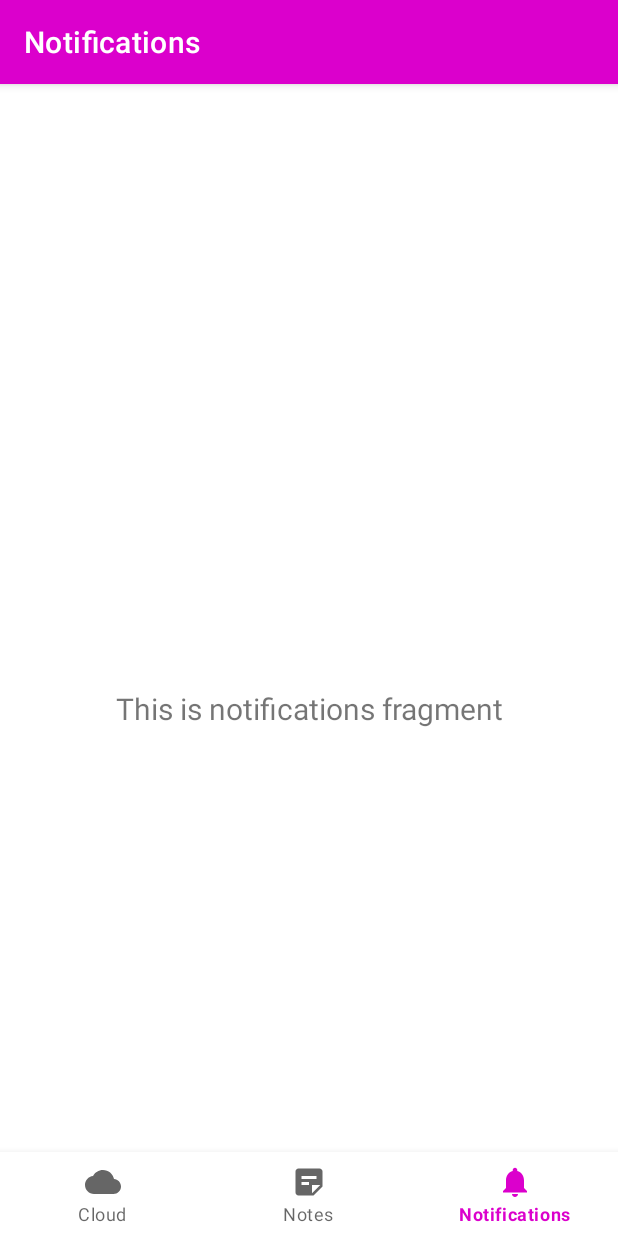
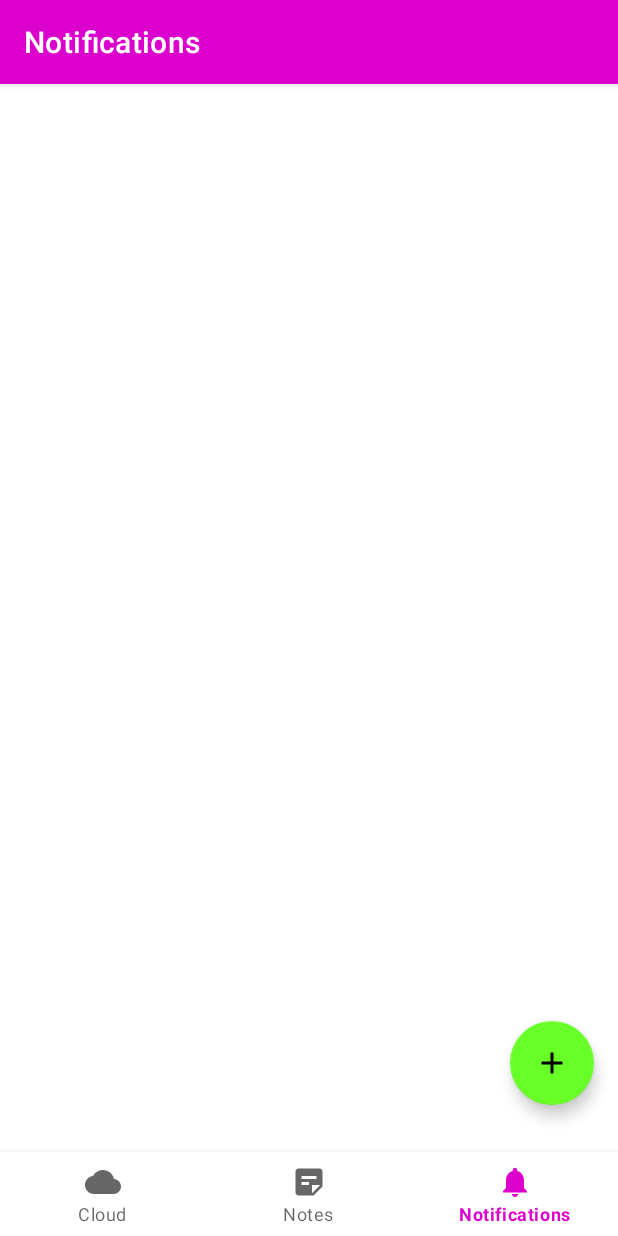
Before and after one commit to rojasruiz/CoolNotes, an Android app: the NotificationsFragment screen opened through its navigation route, on a phone screen of 412 x 824 dp. Run offline under Robolectric (Android 15) with nearby library versions, the phone set to English and light mode, and no system bars; our stand-ins replace navigation-ui; libraries missing offline, so code that uses them is left out: jp.wasabeef.recyclerview; 1 statement that could not run was skipped.

Commit message:
Notifications fragment init

```diff
--- a/app/src/main/java/com/alejandro/coolnotes/ui/dashboard/DashboardFragment.java
+++ b/app/src/main/java/com/alejandro/coolnotes/ui/dashboard/DashboardFragment.java
@@ -115,7 +115,6 @@ public class DashboardFragment extends Fragment {
 
     private void setUpRecycler() {
 
-        //TODO change input list
         recycler = view.findViewById(R.id.recycler_notes);
         StaggeredGridLayoutManager mLayout = new StaggeredGridLayoutManager(2,1);
         recycler.setLayoutManager(mLayout);
--- a/app/src/main/java/com/alejandro/coolnotes/ui/notifications/NotificationsFragment.java
+++ b/app/src/main/java/com/alejandro/coolnotes/ui/notifications/NotificationsFragment.java
@@ -1,5 +1,6 @@
 package com.alejandro.coolnotes.ui.notifications;
 
+import android.app.Activity;
 import android.os.Bundle;
 import android.view.LayoutInflater;
 import android.view.View;
@@ -9,12 +10,21 @@ import android.widget.TextView;
 import androidx.annotation.NonNull;
 import androidx.fragment.app.Fragment;
 import androidx.lifecycle.ViewModelProvider;
+import androidx.recyclerview.widget.RecyclerView;
 
+import com.alejandro.coolnotes.MainActivity;
+import com.alejandro.coolnotes.PersistenceVault;
 import com.alejandro.coolnotes.databinding.FragmentNotificationsBinding;
+import com.google.android.material.floatingactionbutton.FloatingActionButton;
 
 public class NotificationsFragment extends Fragment {
 
     private FragmentNotificationsBinding binding;
+    private Activity main;
+    private PersistenceVault vault;
+    private RecyclerView recycler;
+    private FloatingActionButton fab;
+
 
     public View onCreateView(@NonNull LayoutInflater inflater,
                              ViewGroup container, Bundle savedInstanceState) {
@@ -24,9 +34,24 @@ public class NotificationsFragment extends Fragment {
         binding = FragmentNotificationsBinding.inflate(inflater, container, false);
         View root = binding.getRoot();
 
-        final TextView textView = binding.textNotifications;
-        notificationsViewModel.getText().observe(getViewLifecycleOwner(), textView::setText);
+        //Persistence
+        main = getActivity();
+        vault = new PersistenceVault(main.getFilesDir());
+
         return root;
+    }
+
+    @Override
+    public void onStart() {
+        super.onStart();
+        setUpRecycler();
+        configureButton();
+    }
+
+    private void configureButton() {
+    }
+
+    private void setUpRecycler() {
     }
 
     @Override
--- a/app/src/main/java/com/alejandro/coolnotes/ui/notifications/NotificationsViewModel.java
+++ b/app/src/main/java/com/alejandro/coolnotes/ui/notifications/NotificationsViewModel.java
@@ -6,14 +6,7 @@ import androidx.lifecycle.ViewModel;
 
 public class NotificationsViewModel extends ViewModel {
 
-    private final MutableLiveData<String> mText;
+    public NotificationsViewModel() {
 
-    public NotificationsViewModel() {
-        mText = new MutableLiveData<>();
-        mText.setValue("This is notifications fragment");
-    }
-
-    public LiveData<String> getText() {
-        return mText;
     }
 }
--- a/app/src/main/res/layout/fragment_notifications.xml
+++ b/app/src/main/res/layout/fragment_notifications.xml
@@ -6,17 +6,30 @@
     android:layout_height="match_parent"
     tools:context=".ui.notifications.NotificationsFragment">
 
-    <TextView
-        android:id="@+id/text_notifications"
-        android:layout_width="match_parent"
+    <androidx.constraintlayout.widget.Guideline
+        android:id="@+id/guideline2"
+        android:layout_width="wrap_content"
         android:layout_height="wrap_content"
-        android:layout_marginStart="8dp"
-        android:layout_marginTop="8dp"
-        android:layout_marginEnd="8dp"
-        android:textAlignment="center"
-        android:textSize="20sp"
-        app:layout_constraintBottom_toBottomOf="parent"
+        android:orientation="horizontal"
+        app:layout_constraintGuide_percent="0.9" />
+
+    <androidx.recyclerview.widget.RecyclerView
+        android:id="@+id/recycler_notifications"
+        android:layout_width="0dp"
+        android:layout_height="0dp"
+        app:layout_constraintBottom_toBottomOf="@id/guideline2"
         app:layout_constraintEnd_toEndOf="parent"
         app:layout_constraintStart_toStartOf="parent"
         app:layout_constraintTop_toTopOf="parent" />
+
+    <com.google.android.material.floatingactionbutton.FloatingActionButton
+        android:id="@+id/fab_add_notification"
+        android:layout_width="wrap_content"
+        android:layout_height="wrap_content"
+        android:layout_marginEnd="16dp"
+        android:layout_marginBottom="16dp"
+        android:clickable="true"
+        android:src="@drawable/ic_baseline_add_24"
+        app:layout_constraintBottom_toTopOf="@+id/guideline2"
+        app:layout_constraintEnd_toEndOf="parent" />
 </androidx.constraintlayout.widget.ConstraintLayout>
```
Also changed, not shown: app/src/main/res/layout/row_notifications.xml (added, +60 -0 lines).
